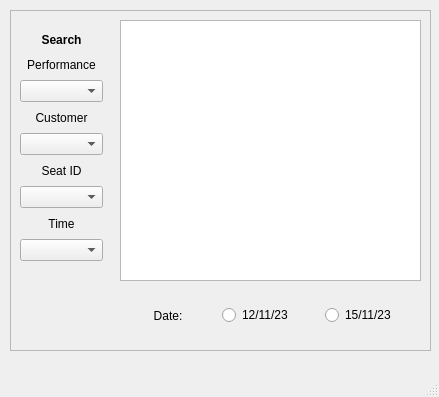
Old version of the form Records.ui in the repository Dragon-Aurora/TheatreBookingSystem.
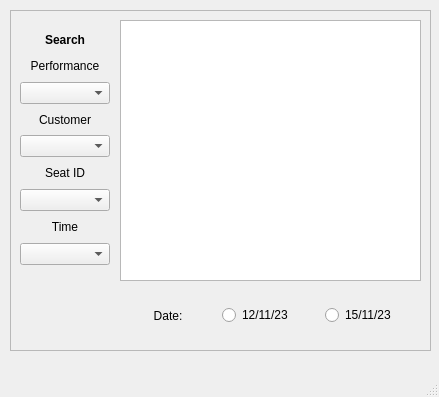
New version of the form.

Commit message: fix ui top level names so that we do not have to hand edit generated py files

```diff
--- a/Records.ui
+++ b/Records.ui
@@ -34,8 +34,8 @@
       <rect>
        <x>10</x>
        <y>20</y>
-       <width>83</width>
-       <height>231</height>
+       <width>90</width>
+       <height>235</height>
       </rect>
      </property>
      <layout class="QVBoxLayout" name="verticalLayout">
```
Left out of the diff: 8 changed lines with no effect on the pictures. The commit also changes 7 other files.
